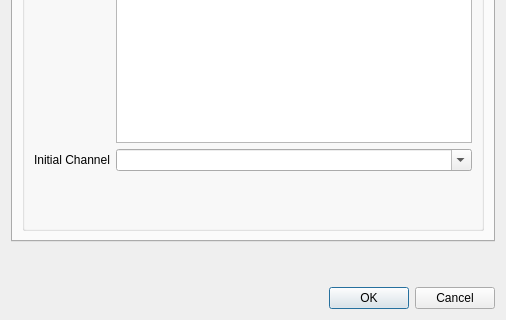
BearWare/TeamTalk5, file Client/qtTeamTalk/userdlg.ui: the form before one commit; both pictures show x 0 to 506 and y 258 to 578 of the 506 by 578 pixel window.
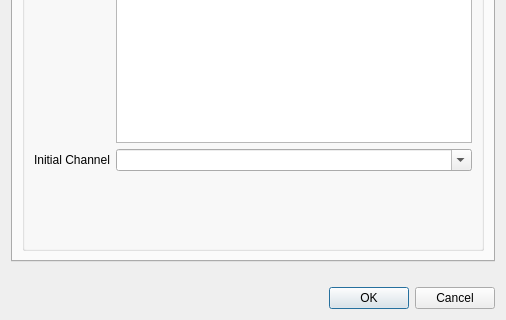
The form after the commit. Custom widgets are drawn as their Qt base class.

Commit message: Display last edition date in user dialog

What changed in the file:
```diff
--- a/Client/qtTeamTalk/userdlg.ui
+++ b/Client/qtTeamTalk/userdlg.ui
@@ -161,6 +161,16 @@
             </property>
            </spacer>
           </item>
+          <item row="6" column="0">
+           <widget class="QLabel" name="lastEditLabel">
+            <property name="text">
+             <string/>
+            </property>
+            <property name="textInteractionFlags">
+             <set>Qt::LinksAccessibleByKeyboard|Qt::LinksAccessibleByMouse|Qt::TextBrowserInteraction|Qt::TextSelectableByKeyboard|Qt::TextSelectableByMouse</set>
+            </property>
+           </widget>
+          </item>
          </layout>
         </widget>
        </item>
```
The commit also changes 1 other file.
